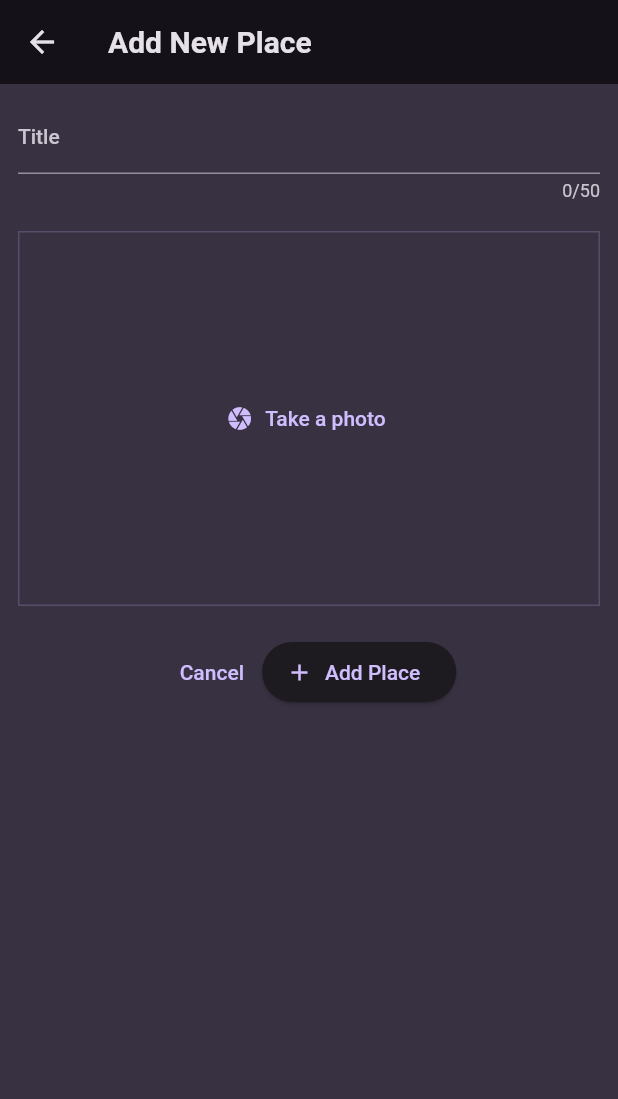
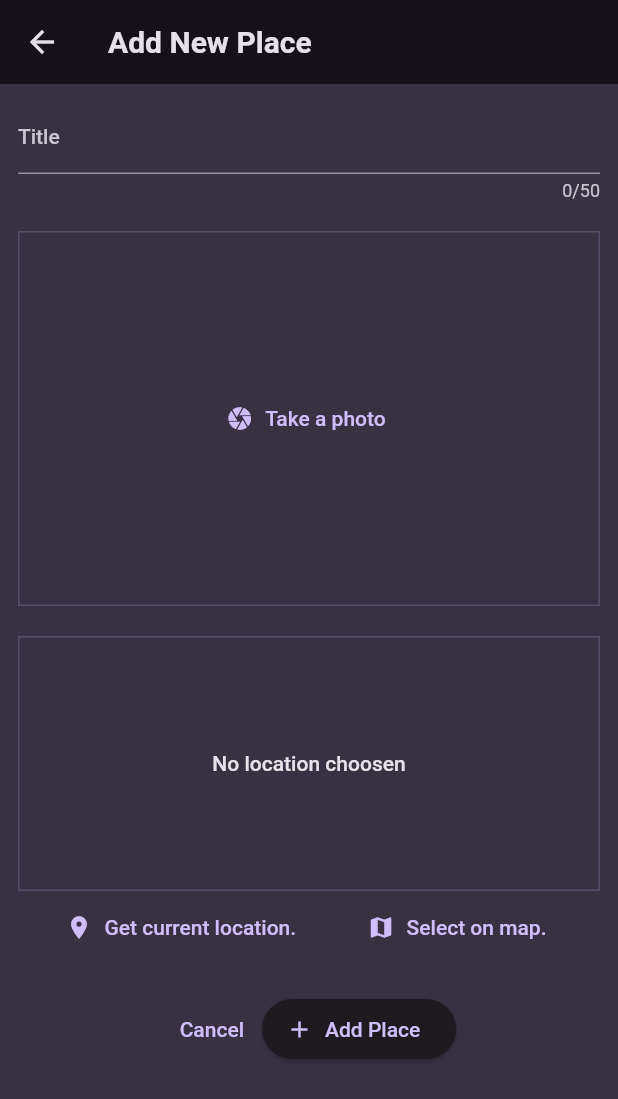
Before and after one commit to stanislavkrasota/course_6th_project, a Flutter app: the NewPlaceScreen screen opened directly, on a phone screen of 412 x 824 dp. Shown: the top 1099 px of the screen. Run offline on Flutter 3.47's test engine with Material 2 defaults, Android fonts, the phone set to English and light mode, and no system bars; our stand-ins replace flutter_riverpod, google_fonts, google_maps_flutter, image_picker, location.

Commit message:
add google map

```diff
--- a/lib/models/place.dart
+++ b/lib/models/place.dart
@@ -4,12 +4,25 @@
 
 const uuid = Uuid();
 
+class PlaceLocation {
+  PlaceLocation({
+    required this.address,
+    required this.latitude,
+    required this.longitude,
+  });
+  final double longitude;
+  final double latitude;
+  final String address;
+}
+
 class Place {
   Place({
     required this.title,
     required this.image,
+    required this.location,
   }) : id = uuid.v4();
   final String id;
   final String title;
   final File image;
+  final PlaceLocation location;
 }
--- a/lib/screens/new_place.dart
+++ b/lib/screens/new_place.dart
@@ -3,6 +3,7 @@
 import 'package:course_6th_project/models/place.dart';
 import 'package:course_6th_project/providers/place_provider.dart';
 import 'package:course_6th_project/widgets/image_input.dart';
+import 'package:course_6th_project/widgets/location_input.dart';
 import 'package:flutter/material.dart';
 import 'package:flutter_riverpod/flutter_riverpod.dart';
 
@@ -17,15 +18,23 @@
 class _NewPlaceScreenState extends ConsumerState<NewPlaceScreen> {
   final _titleController = TextEditingController();
   File? _selectedImage;
+  PlaceLocation? _selectedLocation;
 
   void _saveChanges() {
     final enteredTitle = _titleController.text;
     if (enteredTitle.trim().isEmpty || _selectedImage == null) {
       return;
     } else {
-      ref
-          .watch(userPlacesProvider.notifier)
-          .addplace(Place(title: enteredTitle, image: _selectedImage!));
+      // final locationAddress = 'Brooklyn+Bridge,New+York,NY';
+      // final lat = 40.718217;
+      // final lng = -73.998284;
+      ref.watch(userPlacesProvider.notifier).addplace(
+            Place(
+              title: enteredTitle,
+              image: _selectedImage!,
+              location: _selectedLocation!,
+            ),
+          );
       Navigator.pop(context);
     }
   }
@@ -63,6 +72,12 @@
               },
             ),
             const SizedBox(height: 20),
+            LocationInput(
+              onSelectLocation: (PlaceLocation loaction) {
+                _selectedLocation = loaction;
+              },
+            ),
+            const SizedBox(height: 20),
             Row(
               mainAxisAlignment: MainAxisAlignment.center,
               children: [
--- /dev/null
+++ b/lib/widgets/location_input.dart
@@ -0,0 +1,162 @@
+import 'dart:convert';
+
+import 'package:course_6th_project/models/place.dart';
+import 'package:course_6th_project/screens/map.dart';
+import 'package:flutter/material.dart';
+import 'package:google_maps_flutter/google_maps_flutter.dart';
+import 'package:location/location.dart';
+import 'package:http/http.dart' as http;
+
+class LocationInput extends StatefulWidget {
+  const LocationInput({super.key, required this.onSelectLocation});
+
+  final void Function(PlaceLocation location) onSelectLocation;
+
+  @override
+  State<LocationInput> createState() => _LocationInputState();
+}
+
+class _LocationInputState extends State<LocationInput> {
+  var isGettingLocation = false;
+
+  PlaceLocation? _pickedLocation;
+
+  void _getCurrentLocation() async {
+    Location location = Location();
+
+    bool serviceEnabled;
+    PermissionStatus permissionGranted;
+    LocationData locationData;
+
+    serviceEnabled = await location.serviceEnabled();
+    if (!serviceEnabled) {
+      serviceEnabled = await location.requestService();
+      if (!serviceEnabled) {
+        return;
+      }
+    }
+
+    permissionGranted = await location.hasPermission();
+    if (permissionGranted == PermissionStatus.denied) {
+      permissionGranted = await location.requestPermission();
+      if (permissionGranted != PermissionStatus.granted) {
+        return;
+      }
+    }
+
+    setState(() {
+      isGettingLocation = true;
+    });
+
+    locationData = await location.getLocation();
+    final lat = locationData.latitude;
+    final lng = locationData.longitude;
+    if (lng == null || lat == null) {
+      return;
+    }
+
+    _savePlace(lat, lng);
+  }
+
+  String get locationImageUrl {
+    if (_pickedLocation == null) {
+      return '';
+    }
+    final lat = _pickedLocation!.latitude;
+    final lng = _pickedLocation!.longitude;
+    return 'https://maps.googleapis.com/maps/api/staticmap?center=$lat,$lng=&zoom=16&size=600x300&maptype=roadmap&markers=color:red%7Clabel:A%7C$lat,$lng&key=AIzaSyD8FfskMIkHYxME_fLR1sSPcbInMYfHNpw';
+  }
+
+  void _selectOnMap() async {
+    final pickedLocation = await Navigator.of(context).push<LatLng>(
+      MaterialPageRoute(builder: (ctx) => MapScreen()),
+    );
+
+    if (pickedLocation == null) {
+      return;
+    }
+    _savePlace(pickedLocation.latitude, pickedLocation.longitude);
+  }
+
+  Future<void> _savePlace(double lat, double long) async {
+    final url = Uri.parse(
+        'https://maps.googleapis.com/maps/api/geocode/json?latlng=$lat,$long&key=AIzaSyD8FfskMIkHYxME_fLR1sSPcbInMYfHNpw');
+
+    final res = await http.get(url);
+    final decodedLocationData = json.decode(res.body);
+    final String address =
+        decodedLocationData['results'][0]['formatted_address'];
+
+    setState(() {
+      _pickedLocation =
+          PlaceLocation(address: address, latitude: lat, longitude: long);
+      isGettingLocation = false;
+    });
+    widget.onSelectLocation(_pickedLocation!);
+  }
+
+  @override
+  Widget build(BuildContext context) {
+    Widget previewContent = Text(
+      'No location choosen',
+      textAlign: TextAlign.center,
+      style: Theme.of(context)
+          .textTheme
+          .bodyLarge!
+          .copyWith(color: Theme.of(context).colorScheme.onBackground),
+    );
+
+    if (_pickedLocation != null) {
+      previewContent = Image.network(
+        locationImageUrl,
+        width: double.infinity,
+        height: double.infinity,
+        fit: BoxFit.cover,
+        errorBuilder: (context, error, stackTrace) {
+          return Container(
+            color: Colors.amber,
+            alignment: Alignment.center,
+            child: const Text(
+              'Whoops!',
+              style: TextStyle(fontSize: 30),
+            ),
+          );
+        },
+      );
+    }
+
+    if (isGettingLocation) {
+      previewContent = const CircularProgressIndicator();
+    }
+    return Column(
+      children: [
+        Container(
+          height: 170,
+          width: double.infinity,
+          alignment: Alignment.center,
+          decoration: BoxDecoration(
+            border: Border.all(
+                width: 1,
+                color: Theme.of(context).colorScheme.primary.withOpacity(0.2)),
+          ),
+          child: previewContent,
+        ),
+        Row(
+          mainAxisAlignment: MainAxisAlignment.spaceEvenly,
+          children: [
+            TextButton.icon(
+              onPressed: _getCurrentLocation,
+              icon: const Icon(Icons.location_on),
+              label: const Text('Get current location.'),
+            ),
+            TextButton.icon(
+              onPressed: _selectOnMap,
+              icon: const Icon(Icons.map),
+              label: const Text('Select on map.'),
+            )
+          ],
+        )
+      ],
+    );
+  }
+}
--- a/pubspec.yaml
+++ b/pubspec.yaml
@@ -39,6 +39,9 @@
   flutter_riverpod: ^2.3.6
   uuid: ^3.0.7
   image_picker: ^1.0.1
+  location: ^4.2.0
+  http: ^1.1.0
+  google_maps_flutter: ^2.2.5
 
 dev_dependencies:
   flutter_test:
```
Also changed, not shown: lib/screens/map.dart (added, +82 -0 lines), lib/screens/place_detail.dart (+48 -0 lines), lib/widgets/place_list.dart (+7 -0 lines), pubspec.lock, 7 other files.
